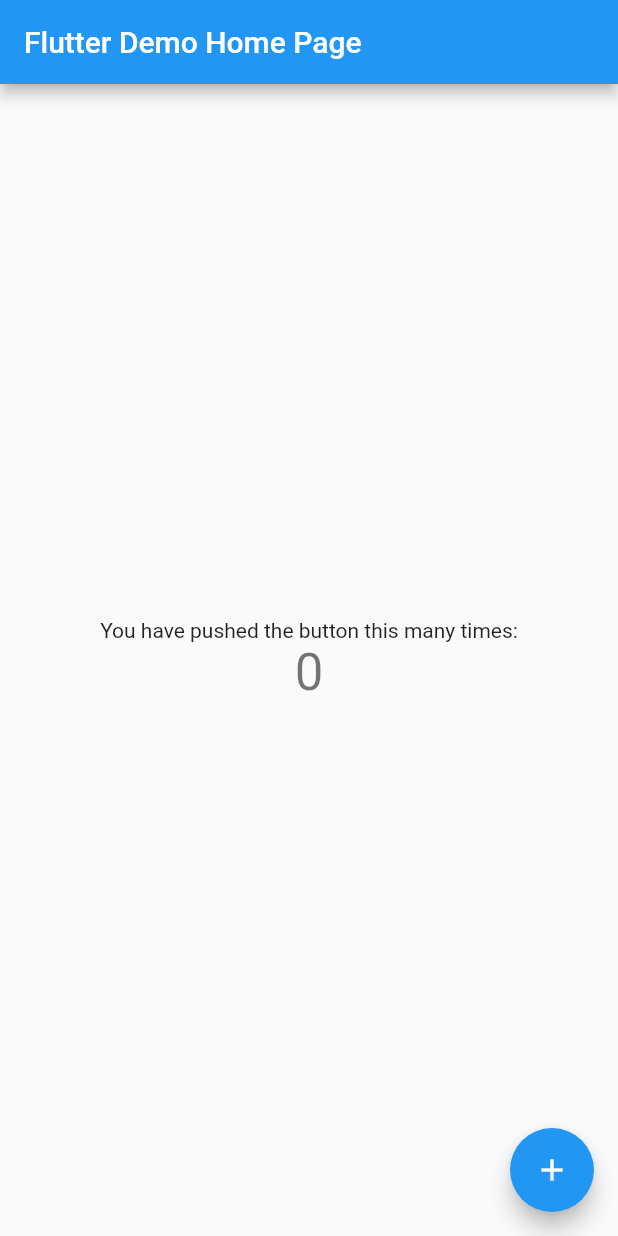
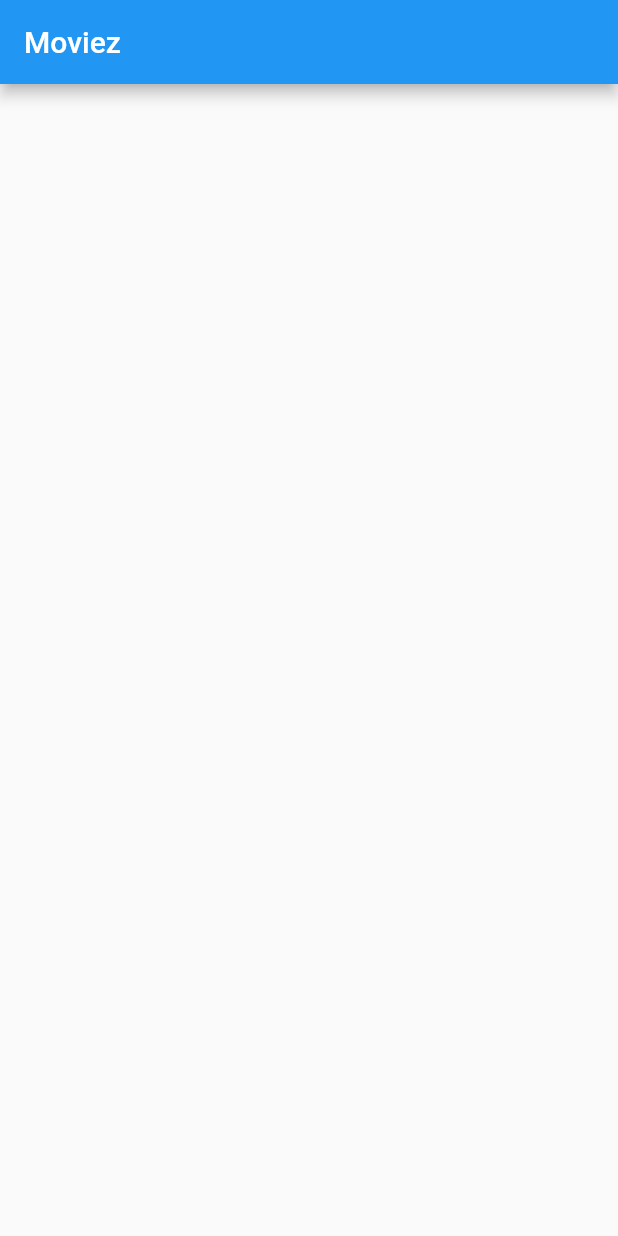
Before and after one commit to lordarcadius/moviez, a Flutter app: the screen it shows after launch, on a phone screen of 412 x 824 dp. Run offline on Flutter 3.47's test engine with Material 2 defaults, Android fonts, the phone set to English and light mode, and no system bars.

Commit message:
app: Set base
Signed-off-by: Vipul Jha <vipuljha08@gmail.com>

```diff
--- a/lib/main.dart
+++ b/lib/main.dart
@@ -1,113 +1,23 @@
 import 'package:flutter/material.dart';
+import 'package:moviez/screens/home_page.dart';
 
 void main() {
-  runApp(MyApp());
+  runApp(Moviez());
 }
 
-class MyApp extends StatelessWidget {
-  // This widget is the root of your application.
+final String appName = 'Moviez';
+
+class Moviez extends StatelessWidget {
+  const Moviez({Key? key}) : super(key: key);
+
   @override
   Widget build(BuildContext context) {
     return MaterialApp(
-      title: 'Flutter Demo',
-      theme: ThemeData(
-        // This is the theme of your application.
-        //
-        // Try running your application with "flutter run". You'll see the
-        // application has a blue toolbar. Then, without quitting the app, try
-        // changing the primarySwatch below to Colors.green and then invoke
-        // "hot reload" (press "r" in the console where you ran "flutter run",
-        // or simply save your changes to "hot reload" in a Flutter IDE).
-        // Notice that the counter didn't reset back to zero; the application
-        // is not restarted.
-        primarySwatch: Colors.blue,
-      ),
-      home: MyHomePage(title: 'Flutter Demo Home Page'),
+      title: appName,
+      initialRoute: '/',
+      routes: {
+        '/': (context) => HomePage(),
+      },
     );
   }
 }
-
-class MyHomePage extends StatefulWidget {
-  MyHomePage({Key? key, required this.title}) : super(key: key);
-
-  // This widget is the home page of your application. It is stateful, meaning
-  // that it has a State object (defined below) that contains fields that affect
-  // how it looks.
-
-  // This class is the configuration for the state. It holds the values (in this
-  // case the title) provided by the parent (in this case the App widget) and
-  // used by the build method of the State. Fields in a Widget subclass are
-  // always marked "final".
-
-  final String title;
-
-  @override
-  _MyHomePageState createState() => _MyHomePageState();
-}
-
-class _MyHomePageState extends State<MyHomePage> {
-  int _counter = 0;
-
-  void _incrementCounter() {
-    setState(() {
-      // This call to setState tells the Flutter framework that something has
-      // changed in this State, which causes it to rerun the build method below
-      // so that the display can reflect the updated values. If we changed
-      // _counter without calling setState(), then the build method would not be
-      // called again, and so nothing would appear to happen.
-      _counter++;
-    });
-  }
-
-  @override
-  Widget build(BuildContext context) {
-    // This method is rerun every time setState is called, for instance as done
-    // by the _incrementCounter method above.
-    //
-    // The Flutter framework has been optimized to make rerunning build methods
-    // fast, so that you can just rebuild anything that needs updating rather
-    // than having to individually change instances of widgets.
-    return Scaffold(
-      appBar: AppBar(
-        // Here we take the value from the MyHomePage object that was created by
-        // the App.build method, and use it to set our appbar title.
-        title: Text(widget.title),
-      ),
-      body: Center(
-        // Center is a layout widget. It takes a single child and positions it
-        // in the middle of the parent.
-        child: Column(
-          // Column is also a layout widget. It takes a list of children and
-          // arranges them vertically. By default, it sizes itself to fit its
-          // children horizontally, and tries to be as tall as its parent.
-          //
-          // Invoke "debug painting" (press "p" in the console, choose the
-          // "Toggle Debug Paint" action from the Flutter Inspector in Android
-          // Studio, or the "Toggle Debug Paint" command in Visual Studio Code)
-          // to see the wireframe for each widget.
-          //
-          // Column has various properties to control how it sizes itself and
-          // how it positions its children. Here we use mainAxisAlignment to
-          // center the children vertically; the main axis here is the vertical
-          // axis because Columns are vertical (the cross axis would be
-          // horizontal).
-          mainAxisAlignment: MainAxisAlignment.center,
-          children: <Widget>[
-            Text(
-              'You have pushed the button this many times:',
-            ),
-            Text(
-              '$_counter',
-              style: Theme.of(context).textTheme.headline4,
-            ),
-          ],
-        ),
-      ),
-      floatingActionButton: FloatingActionButton(
-        onPressed: _incrementCounter,
-        tooltip: 'Increment',
-        child: Icon(Icons.add),
-      ), // This trailing comma makes auto-formatting nicer for build methods.
-    );
-  }
-}
--- /dev/null
+++ b/lib/screens/home_page.dart
@@ -0,0 +1,14 @@
+import 'package:flutter/material.dart';
+import 'package:moviez/main.dart';
+
+class HomePage extends StatelessWidget {
+
+  @override
+  Widget build(BuildContext context) {
+    return Scaffold(
+      appBar: AppBar(
+        title: Text(appName),
+      ),
+    );
+  }
+}
```
Also changed, not shown: 1 other file.
